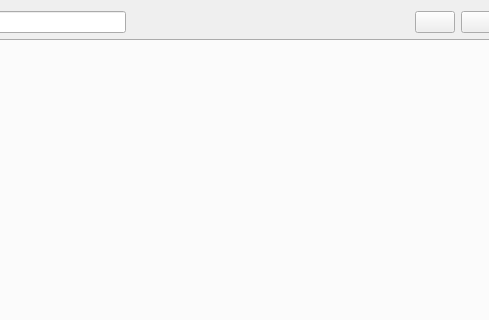
Before: the Qt Designer form core/ui/shared/dscenario.ui in Giswater/giswater_qgis_plugin, drawn with Qt 5; both pictures show x 169 to 658 and y 0 to 320 of the 773 by 525 pixel window.
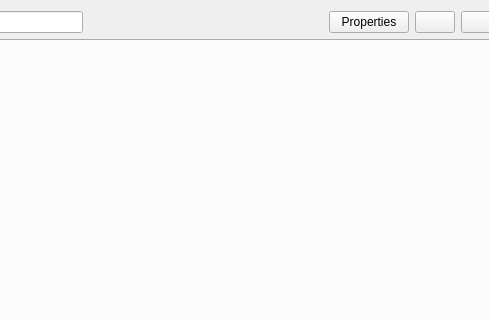
After: the same form once the commit is applied.

Commit message: Enhancement: add properties button for dscenario

Patch:
```diff
--- a/core/ui/shared/dscenario.ui
+++ b/core/ui/shared/dscenario.ui
@@ -49,6 +49,13 @@
        </property>
       </spacer>
      </item>
+     <item>
+      <widget class="QPushButton" name="btn_properties">
+       <property name="text">
+        <string>Properties</string>
+       </property>
+      </widget>
+     </item>
      <item>
       <widget class="QPushButton" name="btn_toc">
        <property name="text">
```
The commit also changes 1 other file.
